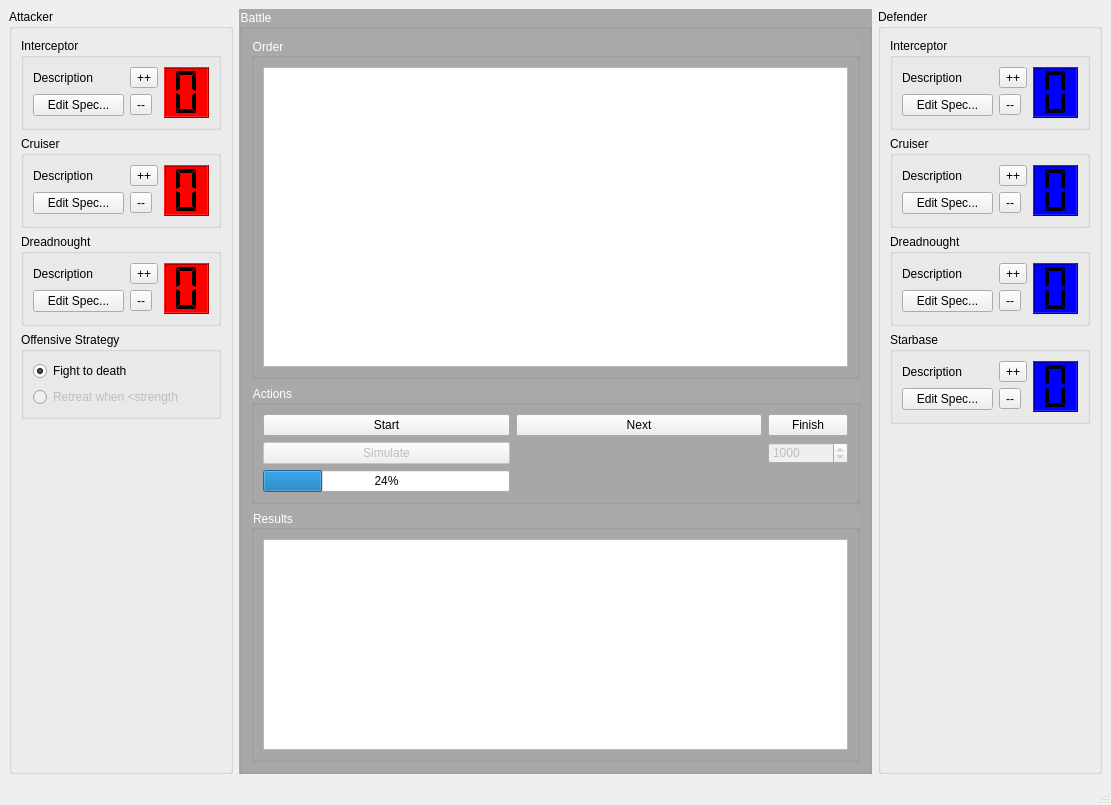
This is EclipseSimulator/EclipseSimulatorMainWindow.ui in danielcwhite/eclipse-simulator as Qt 5 draws it before an edit. The edited form follows.
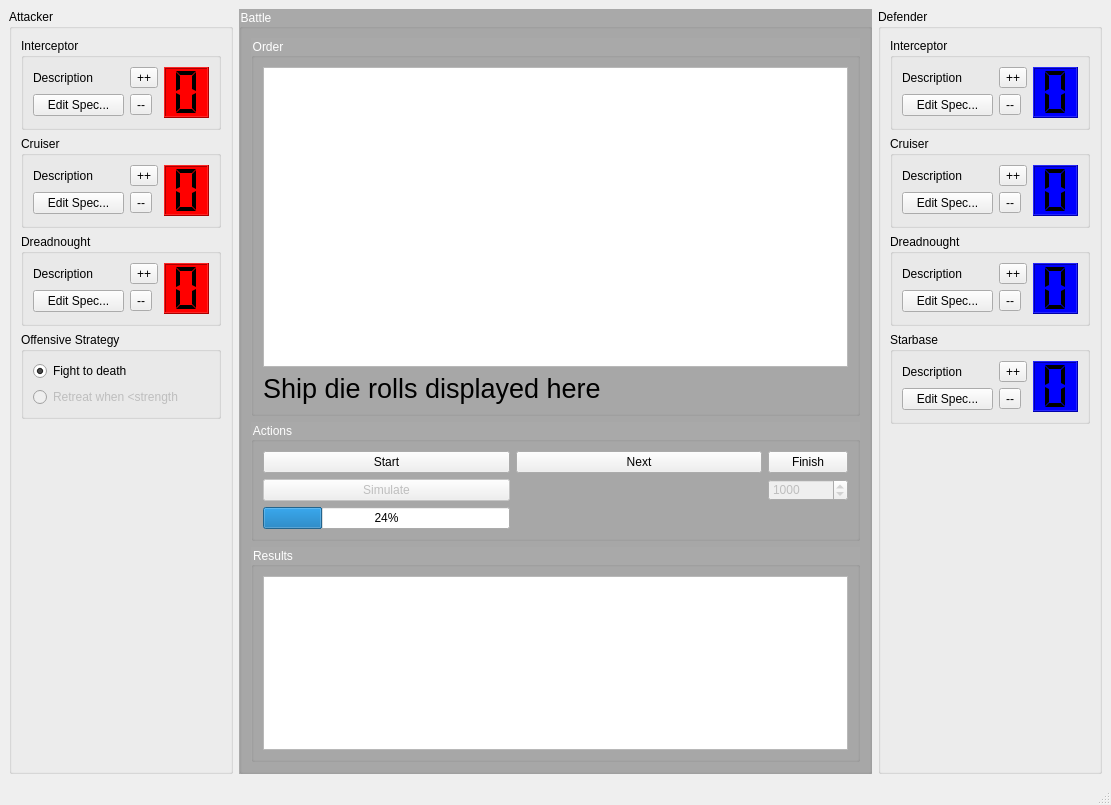
This is the edited form.

Commit message: Rolls displayed on label

The edit to the form file:
```diff
--- a/EclipseSimulator/EclipseSimulatorMainWindow.ui
+++ b/EclipseSimulator/EclipseSimulatorMainWindow.ui
@@ -316,6 +316,18 @@
             </property>
            </widget>
           </item>
+          <item row="1" column="0">
+           <widget class="QLabel" name="rollLabel_">
+            <property name="font">
+             <font>
+              <pointsize>20</pointsize>
+             </font>
+            </property>
+            <property name="text">
+             <string>Ship die rolls displayed here</string>
+            </property>
+           </widget>
+          </item>
          </layout>
         </widget>
        </item>
```
The commit also changes 7 other files.
